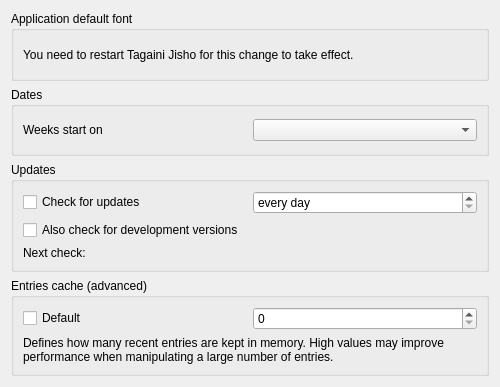
Old version of the form src/gui/GeneralPreferences.ui in the repository Gnurou/tagainijisho.
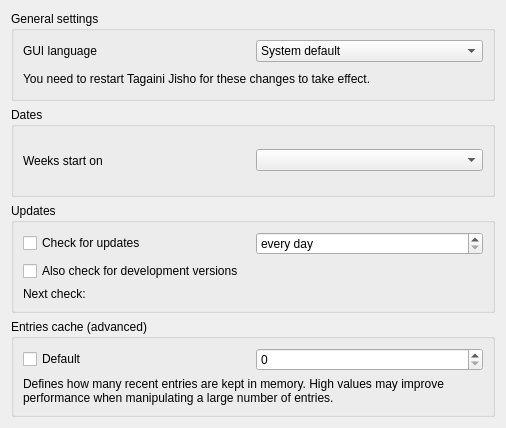
New version of the form.

Commit message: Added option to choose GUI language in the preferences window

What changed in the file:
```diff
--- a/src/gui/GeneralPreferences.ui
+++ b/src/gui/GeneralPreferences.ui
@@ -6,8 +6,8 @@
    <rect>
     <x>0</x>
     <y>0</y>
-    <width>500</width>
-    <height>387</height>
+    <width>506</width>
+    <height>428</height>
    </rect>
   </property>
   <property name="windowTitle">
@@ -17,13 +17,33 @@
    <item>
     <widget class="QGroupBox" name="fontGroupBox">
      <property name="title">
-      <string>Application default font</string>
+      <string>General settings</string>
      </property>
      <layout class="QVBoxLayout" name="verticalLayout_3">
+      <item>
+       <layout class="QHBoxLayout" name="horizontalLayout_3">
+        <item>
+         <widget class="QLabel" name="label_2">
+          <property name="text">
+           <string>GUI language</string>
+          </property>
+         </widget>
+        </item>
+        <item>
+         <widget class="QComboBox" name="guiLanguage">
+          <item>
+           <property name="text">
+            <string>System default</string>
+           </property>
+          </item>
+         </widget>
+        </item>
+       </layout>
+      </item>
       <item>
        <widget class="QLabel" name="label_3">
         <property name="text">
-         <string>You need to restart Tagaini Jisho for this change to take effect.</string>
+         <string>You need to restart Tagaini Jisho for these changes to take effect.</string>
         </property>
         <property name="wordWrap">
          <bool>true</bool>
```
Left out of the diff: 2 changed lines with no effect on the pictures. The commit also changes 6 other files.
